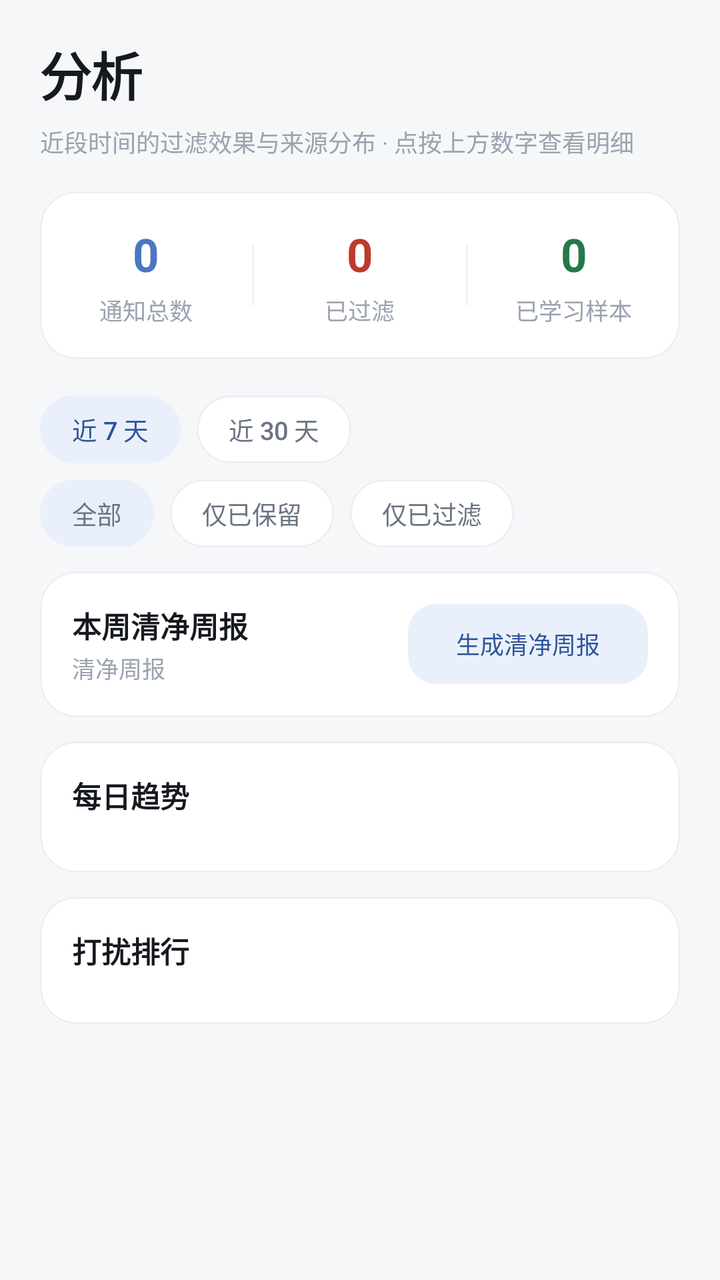
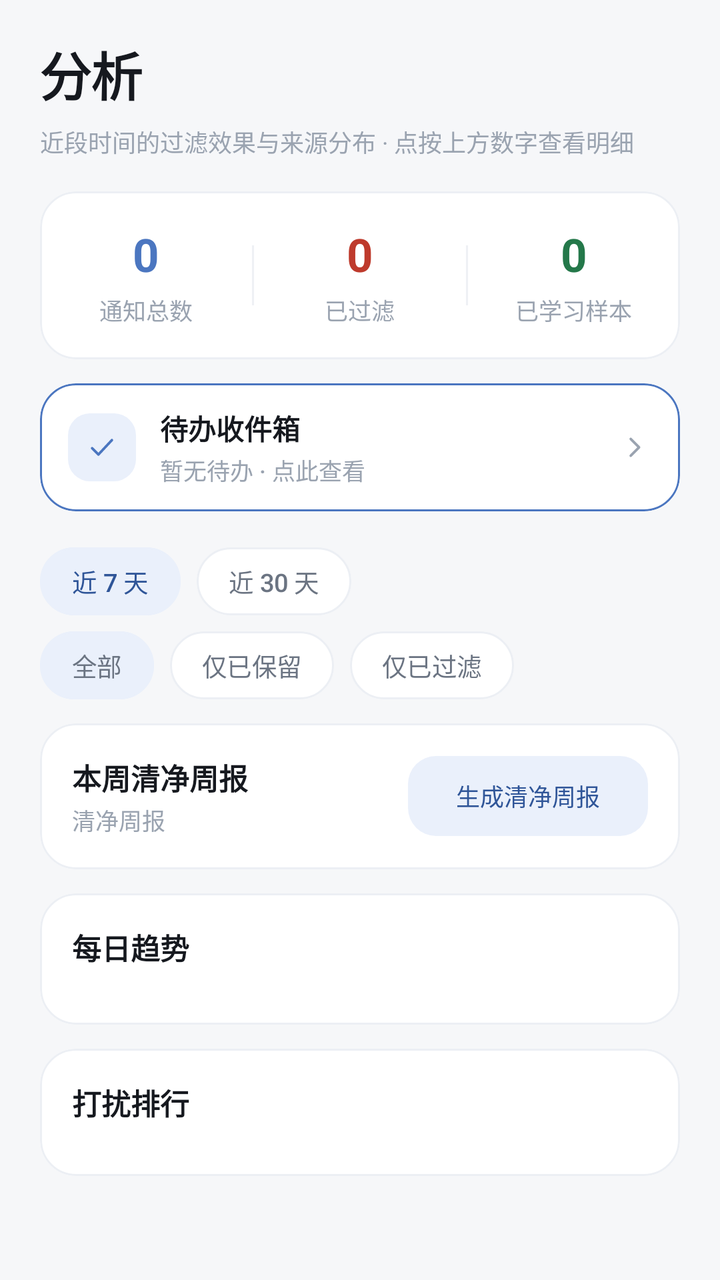

Compare the two renders of this Android layout. The source of the first and the diff that turns it into the second are given below.
<!-- AndroidManifest.xml: application theme Theme.MaodouNotify -->
<!-- res/layout/fragment_stats.xml -->
<?xml version="1.0" encoding="utf-8"?>

<ScrollView xmlns:android="http://schemas.android.com/apk/res/android"
    xmlns:app="http://schemas.android.com/apk/res-auto"
    android:layout_width="match_parent"
    android:layout_height="match_parent"
    android:background="@color/background"
    android:clipToPadding="false">

    <LinearLayout
        android:layout_width="match_parent"
        android:layout_height="wrap_content"
        android:orientation="vertical"
        android:paddingStart="@dimen/page_padding"
        android:paddingTop="18dp"
        android:paddingEnd="@dimen/page_padding"
        android:paddingBottom="24dp">

        <TextView
            android:layout_width="wrap_content"
            android:layout_height="wrap_content"
            android:text="@string/tab_stats"
            android:textAppearance="@style/TextAppearance.Maodou.PageTitle" />

        <TextView
            android:layout_width="match_parent"
            android:layout_height="wrap_content"
            android:layout_marginTop="6dp"
            android:text="@string/stats_subtitle"
            android:textColor="@color/text_tertiary"
            android:textSize="12sp" />

        
        <com.google.android.material.card.MaterialCardView
            android:layout_width="match_parent"
            android:layout_height="wrap_content"
            android:layout_marginTop="16dp"
            style="@style/Widget.Maodou.Card">

            <LinearLayout
                android:layout_width="match_parent"
                android:layout_height="wrap_content"
                android:orientation="horizontal"
                android:paddingTop="16dp"
                android:paddingBottom="16dp">

                <LinearLayout
                    android:id="@+id/stat_total"
                    android:layout_width="0dp"
                    android:layout_height="wrap_content"
                    android:layout_weight="1"
                    android:gravity="center"
                    android:orientation="vertical"
                    android:background="?attr/selectableItemBackground"
                    android:clickable="true"
                    android:focusable="true">

                    <TextView
                        android:id="@+id/tv_total"
                        android:layout_width="wrap_content"
                        android:layout_height="wrap_content"
                        android:text="0"
                        android:textColor="?attr/colorPrimary"
                        android:textSize="23sp"
                        android:textStyle="bold" />

                    <TextView
                        android:layout_width="wrap_content"
                        android:layout_height="wrap_content"
                        android:layout_marginTop="4dp"
                        android:text="@string/stats_total"
                        android:textColor="@color/text_tertiary"
                        android:textSize="11.5sp" />
                </LinearLayout>

                <View
                    android:layout_width="1dp"
                    android:layout_height="30dp"
                    android:layout_gravity="center_vertical"
                    android:background="@color/divider" />

                <LinearLayout
                    android:id="@+id/stat_filtered"
                    android:layout_width="0dp"
                    android:layout_height="wrap_content"
                    android:layout_weight="1"
                    android:gravity="center"
                    android:orientation="vertical"
                    android:background="?attr/selectableItemBackground"
                    android:clickable="true"
                    android:focusable="true">

                    <TextView
                        android:id="@+id/tv_filtered"
                        android:layout_width="wrap_content"
                        android:layout_height="wrap_content"
                        android:text="0"
                        android:textColor="@color/badge_filtered_text"
                        android:textSize="23sp"
                        android:textStyle="bold" />

                    <TextView
                        android:layout_width="wrap_content"
                        android:layout_height="wrap_content"
                        android:layout_marginTop="4dp"
                        android:text="@string/stats_filtered"
                        android:textColor="@color/text_tertiary"
                        android:textSize="11.5sp" />
                </LinearLayout>

                <View
                    android:layout_width="1dp"
                    android:layout_height="30dp"
                    android:layout_gravity="center_vertical"
                    android:background="@color/divider" />

                <LinearLayout
                    android:id="@+id/stat_learned"
                    android:layout_width="0dp"
                    android:layout_height="wrap_content"
                    android:layout_weight="1"
                    android:gravity="center"
                    android:orientation="vertical"
                    android:background="?attr/selectableItemBackground"
                    android:clickable="true"
                    android:focusable="true">

                    <TextView
                        android:id="@+id/tv_learned"
                        android:layout_width="wrap_content"
                        android:layout_height="wrap_content"
                        android:text="0"
                        android:textColor="@color/badge_kept_text"
                        android:textSize="23sp"
                        android:textStyle="bold" />

                    <TextView
                        android:layout_width="wrap_content"
                        android:layout_height="wrap_content"
                        android:layout_marginTop="4dp"
                        android:text="@string/stats_learned"
                        android:textColor="@color/text_tertiary"
                        android:textSize="11.5sp" />
                </LinearLayout>
            </LinearLayout>
        </com.google.android.material.card.MaterialCardView>

        
        <com.google.android.material.chip.ChipGroup
            android:id="@+id/chip_window"
            android:layout_width="match_parent"
            android:layout_height="wrap_content"
            android:layout_marginTop="18dp"
            app:chipSpacingHorizontal="8dp"
            app:singleLine="true"
            app:singleSelection="true">

            <com.google.android.material.chip.Chip
                android:id="@+id/chip_7d"
                style="@style/Widget.Maodou.Chip.Filter"
                android:layout_width="wrap_content"
                android:layout_height="wrap_content"
                android:checked="true"
                android:text="@string/stats_recent_7" />

            <com.google.android.material.chip.Chip
                android:id="@+id/chip_30d"
                style="@style/Widget.Maodou.Chip.Filter"
                android:layout_width="wrap_content"
                android:layout_height="wrap_content"
                android:text="@string/stats_recent_30" />
        </com.google.android.material.chip.ChipGroup>

        <com.google.android.material.chip.ChipGroup
            android:id="@+id/chip_scope"
            android:layout_width="match_parent"
            android:layout_height="wrap_content"
            android:layout_marginTop="8dp"
            app:chipSpacingHorizontal="8dp"
            app:singleLine="true"
            app:singleSelection="true">

            <com.google.android.material.chip.Chip
                android:id="@+id/chip_scope_all"
                style="@style/Widget.Maodou.Chip.Ghost"
                android:layout_width="wrap_content"
                android:layout_height="wrap_content"
                android:checked="true"
                android:text="@string/stats_scope_all" />

            <com.google.android.material.chip.Chip
                android:id="@+id/chip_scope_kept"
                style="@style/Widget.Maodou.Chip.Ghost"
                android:layout_width="wrap_content"
                android:layout_height="wrap_content"
                android:text="@string/stats_scope_kept" />

            <com.google.android.material.chip.Chip
                android:id="@+id/chip_scope_filtered"
                style="@style/Widget.Maodou.Chip.Ghost"
                android:layout_width="wrap_content"
                android:layout_height="wrap_content"
                android:text="@string/stats_scope_filtered" />
        </com.google.android.material.chip.ChipGroup>

        
        <com.google.android.material.card.MaterialCardView
            android:layout_width="match_parent"
            android:layout_height="wrap_content"
            android:layout_marginTop="12dp"
            style="@style/Widget.Maodou.Card">

            <LinearLayout
                android:layout_width="match_parent"
                android:layout_height="wrap_content"
                android:gravity="center_vertical"
                android:orientation="horizontal"
                android:padding="16dp">

                <LinearLayout
                    android:layout_width="0dp"
                    android:layout_height="wrap_content"
                    android:layout_weight="1"
                    android:orientation="vertical">

                    <TextView
                        android:layout_width="wrap_content"
                        android:layout_height="wrap_content"
                        android:text="@string/weekly_title"
                        android:textAppearance="@style/TextAppearance.Maodou.CardTitle" />

                    <TextView
                        android:layout_width="wrap_content"
                        android:layout_height="wrap_content"
                        android:layout_marginTop="2dp"
                        android:text="@string/pro_feature_weekly"
                        android:textAppearance="@style/TextAppearance.Maodou.Caption" />
                </LinearLayout>

                <com.google.android.material.button.MaterialButton
                    android:id="@+id/btn_weekly"
                    style="@style/Widget.Maodou.TonalButton"
                    android:layout_width="wrap_content"
                    android:layout_height="wrap_content"
                    android:minWidth="0dp"
                    android:text="@string/weekly_btn"
                    android:textSize="12sp" />
            </LinearLayout>
        </com.google.android.material.card.MaterialCardView>

        
        <com.google.android.material.card.MaterialCardView
            android:layout_width="match_parent"
            android:layout_height="wrap_content"
            android:layout_marginTop="12dp"
            style="@style/Widget.Maodou.Card">

            <LinearLayout
                android:layout_width="match_parent"
                android:layout_height="wrap_content"
                android:orientation="vertical"
                android:padding="16dp">

                <TextView
                    android:layout_width="wrap_content"
                    android:layout_height="wrap_content"
                    android:text="@string/stats_daily"
                    android:textAppearance="@style/TextAppearance.Maodou.CardTitle" />

                <LinearLayout
                    android:id="@+id/daily_container"
                    android:layout_width="match_parent"
                    android:layout_height="wrap_content"
                    android:layout_marginTop="12dp"
                    android:orientation="vertical" />
            </LinearLayout>
        </com.google.android.material.card.MaterialCardView>

        
        <com.google.android.material.card.MaterialCardView
            android:layout_width="match_parent"
            android:layout_height="wrap_content"
            android:layout_marginTop="12dp"
            style="@style/Widget.Maodou.Card">

            <LinearLayout
                android:layout_width="match_parent"
                android:layout_height="wrap_content"
                android:orientation="vertical"
                android:padding="16dp">

                <TextView
                    android:layout_width="wrap_content"
                    android:layout_height="wrap_content"
                    android:text="@string/stats_top_apps"
                    android:textAppearance="@style/TextAppearance.Maodou.CardTitle" />

                <LinearLayout
                    android:id="@+id/rank_container"
                    android:layout_width="match_parent"
                    android:layout_height="wrap_content"
                    android:layout_marginTop="10dp"
                    android:orientation="vertical" />

                <TextView
                    android:id="@+id/tv_rank_empty"
                    android:layout_width="match_parent"
                    android:layout_height="wrap_content"
                    android:layout_marginTop="8dp"
                    android:paddingTop="6dp"
                    android:paddingBottom="10dp"
                    android:text="@string/stats_no_data"
                    android:textColor="@color/text_tertiary"
                    android:textSize="12.5sp"
                    android:visibility="gone" />
            </LinearLayout>
        </com.google.android.material.card.MaterialCardView>
    </LinearLayout>
</ScrollView>
<!-- resources referenced by this layout -->
<resources>
  <color name="background">#F6F7F9</color>
  <color name="badge_filtered_text">#BE3A2C</color>
  <color name="badge_kept_text">#24784A</color>
  <color name="divider">#EFF1F5</color>
  <color name="text_tertiary">#9AA3B0</color>
  <dimen name="page_padding">20dp</dimen>
  <string name="pro_feature_weekly">清净周报</string>
  <string name="stats_daily">每日趋势</string>
  <string name="stats_filtered">已过滤</string>
  <string name="stats_learned">已学习样本</string>
  <string name="stats_no_data">暂无数据</string>
  <string name="stats_recent_30">近 30 天</string>
  <string name="stats_recent_7">近 7 天</string>
  <string name="stats_scope_all">全部</string>
  <string name="stats_scope_filtered">仅已过滤</string>
  <string name="stats_scope_kept">仅已保留</string>
  <string name="stats_subtitle">近段时间的过滤效果与来源分布 · 点按上方数字查看明细</string>
  <string name="stats_top_apps">打扰排行</string>
  <string name="stats_total">通知总数</string>
  <string name="tab_stats">分析</string>
  <string name="weekly_btn">生成清净周报</string>
  <string name="weekly_title">本周清净周报</string>
  <style name="TextAppearance.Maodou.Caption" parent="TextAppearance.Material3.LabelSmall">
          <item name="android:textSize">11.5sp</item>
          <item name="android:textColor">@color/text_tertiary</item>
          <item name="android:letterSpacing">0</item>
      </style>
  <color name="text_primary">#16191F</color>
  <dimen name="radius_l">18dp</dimen>
  <color name="surface">#FFFFFF</color>
  <color name="card_stroke">#ECEFF4</color>
  <dimen name="chip_height">34dp</dimen>
  <color name="text_secondary">#6B7482</color>
  <dimen name="radius_m">14dp</dimen>
  <color name="primary">#4B76C0</color>
  <color name="on_primary">#FFFFFF</color>
  <color name="primary_container">#EAF0FB</color>
  <color name="on_primary_container">#2F5598</color>
  <color name="surface_alt">#F1F3F7</color>
  <color name="outline">#E3E7EE</color>
  <color name="badge_filtered_bg">#FDEDEB</color>
  <!-- unchanged entries left out for length: 8 -->
</resources>

<!-- the commit's change to res/layout/fragment_stats.xml (unified diff, before → after) -->
@@ -142,6 +142,91 @@
                         android:textColor="@color/text_tertiary"
                         android:textSize="11.5sp" />
                 </LinearLayout>
+            </LinearLayout>
+        </com.google.android.material.card.MaterialCardView>
+
+        
+        <com.google.android.material.card.MaterialCardView
+            android:id="@+id/stat_todo_entry"
+            style="@style/Widget.Maodou.Card"
+            android:layout_width="match_parent"
+            android:layout_height="wrap_content"
+            android:layout_marginTop="12dp"
+            android:clickable="true"
+            android:focusable="true"
+            android:foreground="?attr/selectableItemBackground"
+            app:strokeColor="?attr/colorPrimary">
+
+            <LinearLayout
+                android:layout_width="match_parent"
+                android:layout_height="wrap_content"
+                android:gravity="center_vertical"
+                android:orientation="horizontal"
+                android:paddingStart="14dp"
+                android:paddingTop="12dp"
+                android:paddingEnd="14dp"
+                android:paddingBottom="12dp">
+
+                <FrameLayout
+                    android:layout_width="@dimen/icon_tile"
+                    android:layout_height="@dimen/icon_tile">
+
+                    <ImageView
+                        android:layout_width="match_parent"
+                        android:layout_height="match_parent"
+                        android:background="@drawable/bg_icon_tile"
+                        android:contentDescription="@null"
+                        android:padding="@dimen/icon_tile_padding"
+                        android:src="@drawable/ic_check"
+                        android:tint="?attr/colorPrimary" />
+
+                    <TextView
+                        android:id="@+id/tv_stat_todo_badge"
+                        android:layout_width="wrap_content"
+                        android:layout_height="wrap_content"
+                        android:layout_gravity="end|top"
+                        android:layout_marginEnd="-4dp"
+                        android:background="@drawable/bg_badge_kept"
+                        android:gravity="center"
+                        android:minWidth="18dp"
+                        android:paddingStart="3dp"
+                        android:paddingEnd="3dp"
+                        android:textColor="@color/badge_kept_text"
+                        android:textSize="9sp"
+                        android:textStyle="bold"
+                        android:visibility="gone" />
+                </FrameLayout>
+
+                <LinearLayout
+                    android:layout_width="0dp"
+                    android:layout_height="wrap_content"
+                    android:layout_marginStart="12dp"
+                    android:layout_weight="1"
+                    android:orientation="vertical">
+
+                    <TextView
+                        android:layout_width="wrap_content"
+                        android:layout_height="wrap_content"
+                        android:text="@string/todo_inbox_title"
+                        android:textColor="@color/text_primary"
+                        android:textSize="14sp"
+                        android:textStyle="bold" />
+
+                    <TextView
+                        android:id="@+id/tv_stat_todo_sub"
+                        android:layout_width="wrap_content"
+                        android:layout_height="wrap_content"
+                        android:layout_marginTop="2dp"
+                        android:text="@string/todo_inbox_empty"
+                        android:textAppearance="@style/TextAppearance.Maodou.Caption" />
+                </LinearLayout>
+
+                <ImageView
+                    android:layout_width="18dp"
+                    android:layout_height="18dp"
+                    android:contentDescription="@null"
+                    android:src="@drawable/ic_chevron_right"
+                    android:tint="@color/text_tertiary" />
             </LinearLayout>
         </com.google.android.material.card.MaterialCardView>
 
<!-- resource entries referenced after the edit -->
@@ -5,7 +5,51 @@
   <color name="badge_kept_text">#24784A</color>
   <color name="divider">#EFF1F5</color>
   <color name="text_tertiary">#9AA3B0</color>
+  <dimen name="icon_tile">34dp</dimen>
+  <dimen name="icon_tile_padding">8dp</dimen>
   <dimen name="page_padding">20dp</dimen>
+  <!-- drawable bg_badge_kept (drawable) -->
+  <?xml version="1.0" encoding="utf-8"?>
+  
+  <shape xmlns:android="http://schemas.android.com/apk/res/android" android:shape="rectangle">
+      <solid android:color="@color/badge_kept_bg" />
+      <corners android:radius="7dp" />
+  </shape>
+  <!-- drawable bg_icon_tile (drawable) -->
+  <?xml version="1.0" encoding="utf-8"?>
+  
+  <shape xmlns:android="http://schemas.android.com/apk/res/android" android:shape="rectangle">
+      <solid android:color="?attr/colorPrimaryContainer" />
+      <corners android:radius="11dp" />
+  </shape>
+  <!-- drawable ic_check (drawable) -->
+  <?xml version="1.0" encoding="utf-8"?>
+  
+  <vector xmlns:android="http://schemas.android.com/apk/res/android"
+      android:width="24dp" android:height="24dp"
+      android:viewportWidth="24" android:viewportHeight="24">
+      <path
+          android:fillColor="@android:color/transparent"
+          android:pathData="M5.4,12.6l4.2,4.2L18.6,7.2"
+          android:strokeColor="@color/text_secondary"
+          android:strokeWidth="1.7"
+          android:strokeLineCap="round"
+          android:strokeLineJoin="round" />
+  </vector>
+  <!-- drawable ic_chevron_right (drawable) -->
+  <?xml version="1.0" encoding="utf-8"?>
+  
+  <vector xmlns:android="http://schemas.android.com/apk/res/android"
+      android:width="24dp" android:height="24dp"
+      android:viewportWidth="24" android:viewportHeight="24">
+      <path
+          android:fillColor="@android:color/transparent"
+          android:pathData="M9.8,6.4L15.4,12l-5.6,5.6"
+          android:strokeColor="@color/text_secondary"
+          android:strokeWidth="1.7"
+          android:strokeLineCap="round"
+          android:strokeLineJoin="round" />
+  </vector>
   <string name="pro_feature_weekly">清净周报</string>
   <string name="stats_daily">每日趋势</string>
   <string name="stats_filtered">已过滤</string>
@@ -20,6 +64,8 @@
   <string name="stats_top_apps">打扰排行</string>
   <string name="stats_total">通知总数</string>
   <string name="tab_stats">分析</string>
+  <string name="todo_inbox_empty">暂无待办 · 点此查看</string>
+  <string name="todo_inbox_title">待办收件箱</string>
   <string name="weekly_btn">生成清净周报</string>
   <string name="weekly_title">本周清净周报</string>
   <style name="TextAppearance.Maodou.Caption" parent="TextAppearance.Material3.LabelSmall">
@@ -27,6 +73,7 @@
           <item name="android:textColor">@color/text_tertiary</item>
           <item name="android:letterSpacing">0</item>
       </style>
+  <color name="badge_kept_bg">#E9F6EF</color>
   <color name="text_primary">#16191F</color>
   <dimen name="radius_l">18dp</dimen>
   <color name="surface">#FFFFFF</color>
